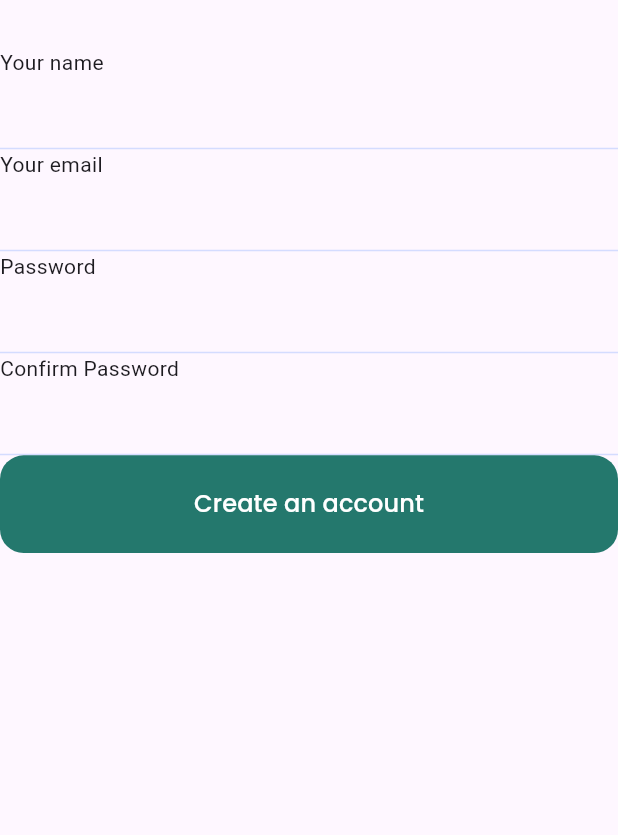
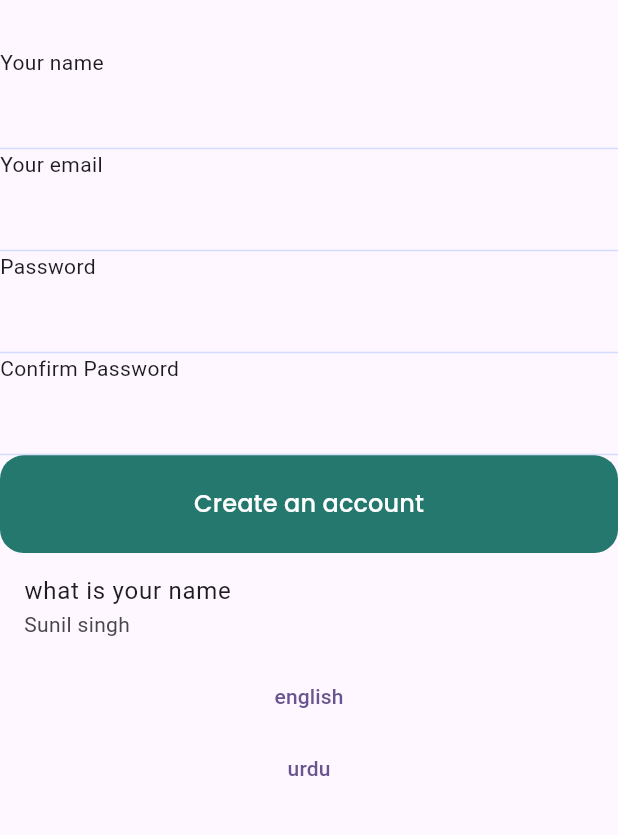
Before and after one commit to sunil-170/chat_application, a Flutter app: the screen it shows after launch, after a tap on "Signup With mail", on a phone screen of 412 x 824 dp, the part 249-1084 px from its top. Run offline on Flutter 3.47's test engine with Material 3 defaults, Android fonts, the phone set to English and light mode, and no system bars; our stand-ins replace flutter_screenutil, gap, get, google_fonts, loading_animation_widget.

Commit message:
create auth repo

```diff
--- a/lib/View/Auth/signup.dart
+++ b/lib/View/Auth/signup.dart
@@ -6,6 +6,7 @@ import 'package:chat_application/resourses/components/utils/App_colors.dart';
 import 'package:flutter/material.dart';
 import 'package:flutter_screenutil/flutter_screenutil.dart';
 import 'package:gap/gap.dart';
+import 'package:get/get.dart';
 
 class SignUpView extends StatelessWidget {
   const SignUpView({super.key});
@@ -51,6 +52,20 @@ class SignUpView extends StatelessWidget {
                   title: "Create an account"),
             ],
           ),
+          ListTile(
+            title: Text("msg".tr),
+            subtitle: Text("name".tr),
+          ),
+          TextButton(
+              onPressed: () {
+                Get.updateLocale(const Locale("en_US"));
+              },
+              child: const Text("english")),
+          TextButton(
+              onPressed: () {
+                Get.updateLocale(const Locale("ur_PK"));
+              },
+              child: const Text("urdu")),
         ],
       )),
     );
--- /dev/null
+++ b/lib/ViewModelView/language_controller.dart
@@ -0,0 +1,9 @@
+import 'package:get/get.dart';
+
+class languages extends Translations {
+  @override
+  Map<String, Map<String, String>> get keys => {
+        "en_US": {"msg": "what is your name", "name": "Sunil singh"},
+        "ur_PK": {"msg": "آپ کا نام کیا ہے", "name": "سنیل سنگھ"},
+      };
+}
--- a/lib/main.dart
+++ b/lib/main.dart
@@ -2,6 +2,9 @@ import 'package:chat_application/SplashView.dart';
 import 'package:chat_application/resourses/components/helper/app_config.dart';
 import 'package:flutter/material.dart';
 import 'package:flutter_screenutil/flutter_screenutil.dart';
+import 'package:get/get.dart';
+
+import 'ViewModelView/language_controller.dart';
 
 void main() {
   runApp(const MyApp());
@@ -15,8 +18,10 @@ class MyApp extends StatelessWidget {
   Widget build(BuildContext context) {
     return ScreenUtilInit(
       designSize: Size(AppConfig.screenWidth, AppConfig.screenHeight),
-      child: MaterialApp(
-        title: 'Flutter Demo',
+      child: GetMaterialApp(
+        translations: languages(),
+        locale: const Locale("en", "US"),
+        fallbackLocale: const Locale("en", "US"),
         theme: ThemeData(
           colorScheme: ColorScheme.fromSeed(seedColor: Colors.deepPurple),
           useMaterial3: true,
--- a/pubspec.yaml
+++ b/pubspec.yaml
@@ -39,6 +39,7 @@ dependencies:
   loading_animation_widget: ^1.2.1
   gap: ^3.0.1
   flutter_screenutil: ^5.9.1
+  get: ^4.6.6
 
 
 dev_dependencies:
```
Also changed, not shown: lib/ViewModelView/auth_viewmodel.dart (added, +12 -0 lines), lib/model/language_model.dart (added, +15 -0 lines), lib/repository/auth_repository.dart (added, +15 -0 lines), lib/Network/BaseApiService.dart (line endings or trailing spaces), pubspec.lock.
